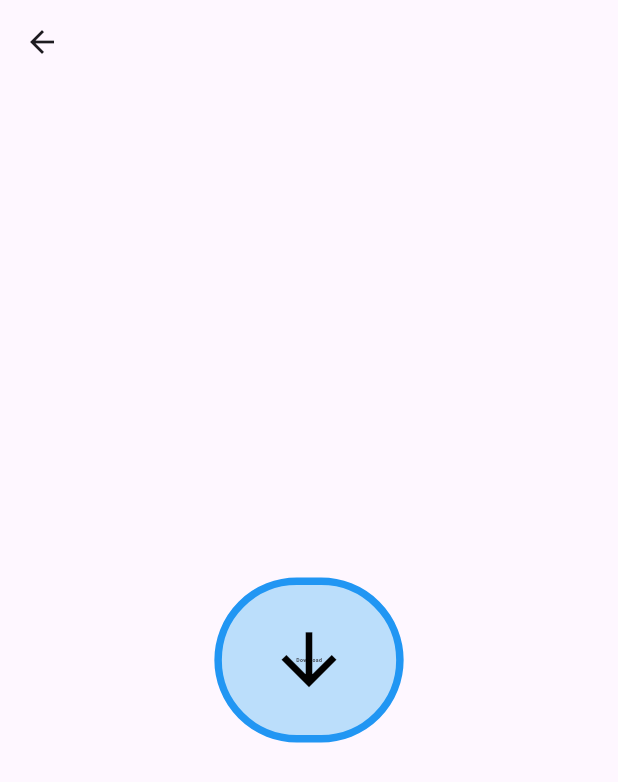
After one commit to SanaAltarabishi/animation, a Flutter app: the DownloadButtonAnimation screen opened directly, after a tap on "Download", on a phone screen of 412 x 824 dp. The commit adds this screen. Shown: the top 782 px of the screen. Run offline on Flutter 3.47's test engine with Material 3 defaults, Android fonts, the phone set to English and light mode, and no system bars.

Commit message:
download button animation

```diff
--- /dev/null
+++ b/lib/download_button.dart
@@ -0,0 +1,293 @@
+// ignore_for_file: public_member_api_docs, sort_constructors_first
+import 'dart:math';
+
+import 'package:flutter/material.dart';
+
+class DownloadButtonAnimation extends StatefulWidget {
+  const DownloadButtonAnimation({super.key});
+
+  @override
+  State<DownloadButtonAnimation> createState() =>
+      _DownloadButtonAnimationState();
+}
+
+class _DownloadButtonAnimationState extends State<DownloadButtonAnimation>
+    with SingleTickerProviderStateMixin {
+  late AnimationController controller;
+//for width change:
+  late final Animation<double> width =
+      Tween<double>(begin: 250, end: 110).animate(
+    CurvedAnimation(
+      parent: controller,
+      curve: const Interval(0.0, 0.3, curve: Curves.fastOutSlowIn),
+    ),
+  );
+
+//for fontSize change:
+  late final Animation<double> fontSize =
+      Tween<double>(begin: 30, end: 0).animate(
+    CurvedAnimation(
+      parent: controller,
+      curve: const Interval(0.0, 0.3, curve: Curves.fastOutSlowIn),
+    ),
+  );
+
+//for opacity change:
+  late final Animation opacity = TweenSequence(
+    [
+      TweenSequenceItem(
+        tween: Tween<double>(begin: 0, end: 1).chain(
+          CurveTween(curve: Curves.fastOutSlowIn),
+        ),
+        weight: 50,
+      ),
+      TweenSequenceItem(
+        tween: Tween<double>(begin: 1, end: 0).chain(
+          CurveTween(curve: Curves.fastOutSlowIn),
+        ),
+        weight: 50,
+      ),
+    ],
+  ).animate(
+    CurvedAnimation(
+      parent: controller,
+      curve: const Interval(0.03, 0.5, curve: Curves.fastOutSlowIn),
+    ),
+  );
+
+//for circle arc:
+  late final Animation<double> arc =
+      Tween<double>(begin: 0.0, end: 2 * pi).animate(
+    CurvedAnimation(
+      parent: controller,
+      curve: const Interval(0.3, 0.8, curve: Curves.fastOutSlowIn),
+    ),
+  );
+//for liner:
+  Offset firstDot = const Offset(-15, 5);
+  Offset firstCommon = const Offset(-5, 15);
+  Offset secondDot = const Offset(20, -10);
+
+  late final Animation<Offset> first =
+      Tween<Offset>(begin: firstDot, end: firstCommon).animate(
+    CurvedAnimation(
+      parent: controller,
+      curve: const Interval(0.9, 0.99, curve: Curves.fastOutSlowIn),
+    ),
+  );
+
+  late final Animation<Offset> second =
+      Tween<Offset>(begin: firstCommon, end: secondDot).animate(
+    CurvedAnimation(
+      parent: controller,
+      curve: const Interval(0.9, 0.99, curve: Curves.fastOutSlowIn),
+    ),
+  );
+
+// for animation center dot :
+
+  late final Animation<Offset> centerDot =
+      Tween<Offset>(begin: Offset.zero, end: firstDot).animate(
+    CurvedAnimation(
+      parent: controller,
+      curve: const Interval(0.8, 0.9, curve: Curves.fastOutSlowIn),
+    ),
+  );
+
+//for animationg dot size :
+  late final Animation<double> dotSize =
+      Tween<double>(begin: 8.0, end: 3.0).animate(
+    CurvedAnimation(
+      parent: controller,
+      curve: const Interval(0.8, 0.9, curve: Curves.fastOutSlowIn),
+    ),
+  );
+
+//for animationg dot opacity :
+  late final Animation<double> dotOpacity =
+      Tween<double>(begin: 0, end: 1.0).animate(
+    CurvedAnimation(
+      parent: controller,
+      curve: const Interval(0.3, 0.3, curve: Curves.fastOutSlowIn),
+    ),
+  );
+
+  @override
+  void initState() {
+    super.initState();
+    controller = AnimationController(
+      vsync: this,
+      duration: const Duration(seconds: 6),
+    );
+  }
+
+  @override
+  void dispose() {
+    controller.dispose();
+    super.dispose();
+  }
+
+  @override
+  Widget build(BuildContext context) {
+    return Scaffold(
+      appBar: AppBar(),
+      body: Center(
+        child: GestureDetector(
+          onTap: () {
+            controller.forward();
+          },
+          child: AnimatedBuilder(
+            animation: controller,
+            builder: (context, child) {
+              return Stack(
+                alignment: Alignment.center,
+                children: [
+                  Container(
+                    width: width.value,
+                    height: 110,
+                    decoration: BoxDecoration(
+                      color: Colors.blue[100],
+                      borderRadius: BorderRadius.circular(80),
+                      border: Border.all(
+                        color: Colors.blue,
+                        width: 5,
+                      ),
+                    ),
+                    child: Center(
+                      child: Text(
+                        'Download',
+                        style: TextStyle(
+                          fontWeight: FontWeight.bold,
+                          fontSize: fontSize.value,
+                        ),
+                      ),
+                    ),
+                  ),
+                  Opacity(
+                    opacity: opacity.value,
+                    child: const Icon(
+                      Icons.arrow_downward,
+                      size: 55,
+                      color: Colors.black,
+                    ),
+                  ),
+                  CustomPaint(
+                    painter: ArcPaint(
+                      startAngle: -pi / 2,
+                      endAngle: arc.value,
+                    ),
+                  ),
+                  CustomPaint(
+                    painter: LinePaint(
+                      first: first,
+                      second: second,
+                      firstDot: firstDot,
+                      firstCommon: firstCommon,
+                      secondDot: secondDot,
+                    ),
+                  ),
+                  Opacity(
+                    opacity: dotOpacity.value,
+                    child: CustomPaint(
+                      painter: DotPainter(
+                        radius: dotSize.value,
+                        offset: centerDot.value,
+                      ),
+                    ),
+                  ),
+                ],
+              );
+            },
+          ),
+        ),
+      ),
+    );
+  }
+}
+
+//paint class :
+
+class ArcPaint extends CustomPainter {
+  final double startAngle;
+  final double endAngle;
+  ArcPaint({
+    required this.startAngle,
+    required this.endAngle,
+  });
+  @override
+  void paint(Canvas canvas, Size size) {
+    var center = Offset.zero;
+    final paint = Paint()
+      ..color = Colors.blue
+      ..strokeWidth = 10
+      ..style = PaintingStyle.fill;
+
+    final rect = Rect.fromCircle(center: center, radius: 40);
+
+    canvas.drawArc(rect, startAngle, endAngle, true, paint);
+  }
+
+  @override
+  bool shouldRepaint(covariant CustomPainter oldDelegate) => true;
+}
+
+//
+class LinePaint extends CustomPainter {
+  final Animation<Offset> first;
+  final Animation<Offset> second;
+  final Offset firstDot;
+  final Offset firstCommon;
+  final Offset secondDot;
+  LinePaint({
+    required this.first,
+    required this.second,
+    required this.firstDot,
+    required this.firstCommon,
+    required this.secondDot,
+  });
+  @override
+  void paint(Canvas canvas, Size size) {
+    double radius =3;
+    final paint = Paint()
+      ..color = Colors.white
+      ..strokeWidth = 5
+      ..style = PaintingStyle.stroke;
+
+    if (first.value != firstDot) {
+      canvas.drawCircle(firstDot, radius, paint);
+    }
+    canvas.drawLine(firstDot, first.value, paint);
+    if (first.value != firstDot) {
+      canvas.drawCircle(firstCommon, radius, paint);
+    }
+    canvas.drawLine(firstCommon, second.value, paint);
+    if (second.value != firstCommon) {
+      canvas.drawCircle(second.value, radius, paint);
+    }
+  }
+
+  @override
+  bool shouldRepaint(covariant CustomPainter oldDelegate) => true;
+}
+
+//
+class DotPainter extends CustomPainter {
+  final double radius;
+  final Offset offset;
+  DotPainter({
+    required this.radius,
+    required this.offset,
+  });
+
+  @override
+  void paint(Canvas canvas, Size size) {
+    final paint = Paint()
+      ..color = Colors.white
+      ..strokeWidth = 0
+      ..style = PaintingStyle.fill;
+    canvas.drawCircle(offset, radius, paint);
+  }
+
+  @override
+  bool shouldRepaint(covariant CustomPainter oldDelegate) => true;
+}
--- a/lib/lamp.dart
+++ b/lib/lamp.dart
@@ -54,7 +54,7 @@ class _ChainReactionLampsState extends State<ChainReactionLamps> {
           style: TextStyle(color: Colors.white),
         ),
         centerTitle: true,
-        backgroundColor: const Color.fromARGB(255, 43, 42, 42),
+        backgroundColor: const Color.fromARGB(255, 67, 67, 67),
       ),
       backgroundColor: Colors.black,
       body: Center(
--- a/lib/second_page.dart
+++ b/lib/second_page.dart
@@ -1,3 +1,4 @@
+import 'package:custom_transition/download_button.dart';
 import 'package:custom_transition/hero_animation.dart';
 import 'package:custom_transition/lamp.dart';
 import 'package:custom_transition/lines_animation.dart';
@@ -16,7 +17,7 @@ class SecondPage extends StatelessWidget {
   //   required this.transitionAnimation,
   // });
   @override
- Widget build(BuildContext context) {
+  Widget build(BuildContext context) {
     return Scaffold(
       appBar: AppBar(
         backgroundColor: Colors.white,
@@ -76,7 +77,7 @@ class SecondPage extends StatelessWidget {
             },
             icon: const Icon(Icons.waves),
           ),
-                    IconButton(
+          IconButton(
             onPressed: () {
               Navigator.push(
                 context,
@@ -87,7 +88,7 @@ class SecondPage extends StatelessWidget {
             },
             icon: const Icon(Icons.circle),
           ),
-                           IconButton(
+          IconButton(
             onPressed: () {
               Navigator.push(
                 context,
@@ -97,6 +98,17 @@ class SecondPage extends StatelessWidget {
               );
             },
             icon: const Icon(Icons.light),
+          ),
+            IconButton(
+            onPressed: () {
+              Navigator.push(
+                context,
+                MaterialPageRoute(
+                  builder: (context) => const DownloadButtonAnimation(),
+                ),
+              );
+            },
+            icon: const Icon(Icons.download),
           ),
         ],
       ),
```
